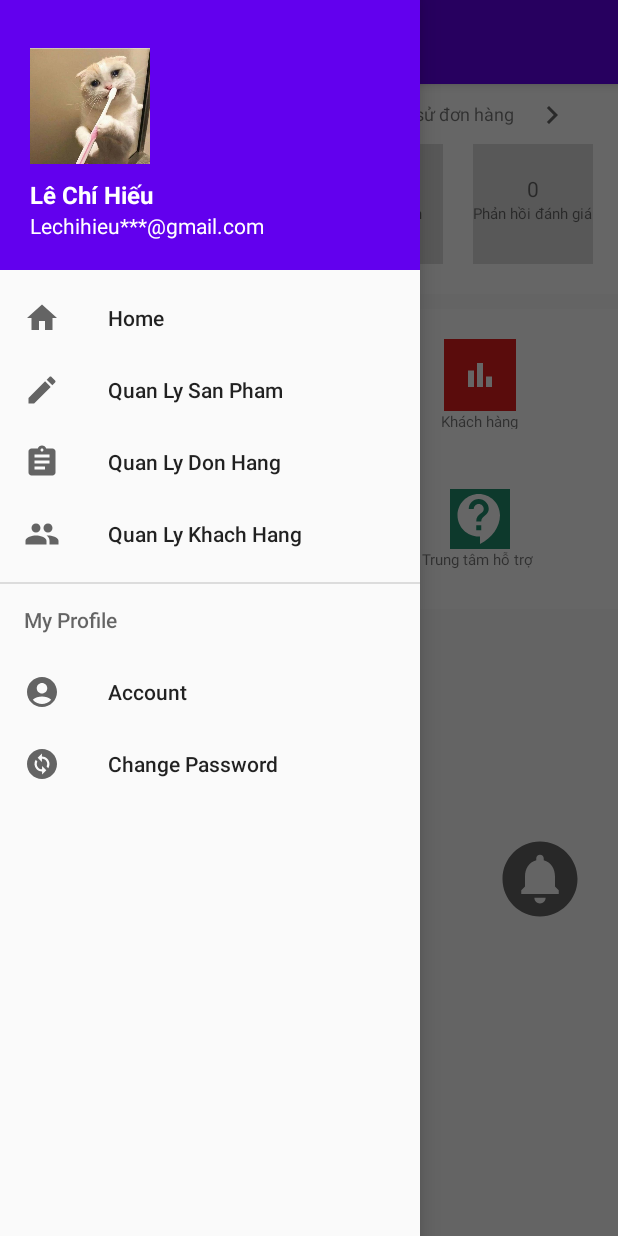
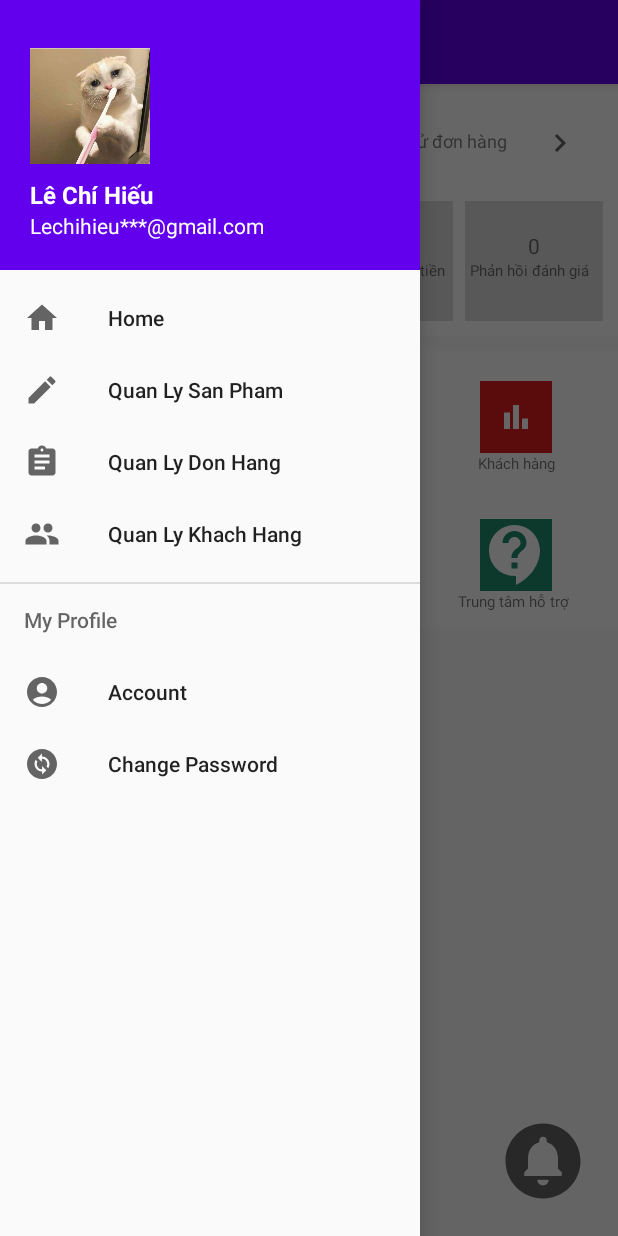
Before and after one commit to nguyentruonggiang281/ShoeShopApp, an Android app: the screen it shows after launch (MainActivity), with the side drawer open, on a phone screen of 412 x 824 dp. Run offline under Robolectric (Android 15) with nearby library versions, the phone set to English and light mode, and no system bars; our stand-ins replace CircleImageView.

Commit message:
update ui

```diff
--- a/app/src/main/java/com/example/appbangiaycomplete/Activity/MainActivity.java
+++ b/app/src/main/java/com/example/appbangiaycomplete/Activity/MainActivity.java
@@ -35,7 +35,8 @@ public class MainActivity extends AppCompatActivity implements NavigationView.On
     private static final int FRAGMENT_PRODUCT_MANAGER = 1;
     private static final int FRAGMENT_ODER_MANAGER = 2;
     private static final int FRAGMENT_CUSTOMER_MANAGER = 3;
-    private int mcurrentFragment = FRAGMENT_HOME;
+    public static int mcurrentFragment = FRAGMENT_HOME;
+    public static NavigationView navigationView;
     MainActivity mainActivity;
     UserAdapter userAdapter;
     //
@@ -58,7 +59,7 @@ public class MainActivity extends AppCompatActivity implements NavigationView.On
         drawerLayout.addDrawerListener(toggle);
         toggle.syncState();
         //
-        NavigationView navigationView = findViewById(R.id.navication_view);
+        navigationView = findViewById(R.id.navication_view);
         navigationView.setNavigationItemSelectedListener(this);
         //
       replaceFragment(new HomeFragment());
@@ -94,14 +95,15 @@ public class MainActivity extends AppCompatActivity implements NavigationView.On
         } else if (id == R.id.nav_produc_management) {
             if (mcurrentFragment != FRAGMENT_PRODUCT_MANAGER) {
                 Toast.makeText(this, "bạn chọn Quản lí sản phẩm  ", Toast.LENGTH_SHORT).show();
-
-                replaceFragment(new QuanLySanPhamFragment());
+                startActivity(new Intent(MainActivity.this,QuanLyDonHang02.class));
+//                replaceFragment(new QuanLySanPhamFragment());
                 mcurrentFragment = FRAGMENT_PRODUCT_MANAGER;
             }
         } else if (id == R.id.nav_oder_manager) {
 
             if (mcurrentFragment != FRAGMENT_ODER_MANAGER) {
                 Toast.makeText(this, "bạn chọn Quản lí đơn hàng ", Toast.LENGTH_SHORT).show();
+                startActivity(new Intent(MainActivity.this,QuanLySanPham.class));
 //
 //                replaceFragment(new QuanLyDonHangFragment());
 //
@@ -113,7 +115,6 @@ public class MainActivity extends AppCompatActivity implements NavigationView.On
                 Toast.makeText(this, "bạn chọn Quản lí khách hàng  ", Toast.LENGTH_SHORT).show();
 
                 replaceFragment(new QuanLyKhachHangFragment());
-
                 mcurrentFragment = FRAGMENT_CUSTOMER_MANAGER;
 
             }
@@ -125,11 +126,8 @@ public class MainActivity extends AppCompatActivity implements NavigationView.On
 
         } else if (id == R.id.nav_change_pass) {
             Toast.makeText(this, "Change password  được chọn ", Toast.LENGTH_SHORT).show();
-
-            drawerLayout.closeDrawer(GravityCompat.START);
-
         }
-
+        drawerLayout.closeDrawer(GravityCompat.START);
         return true;
     }
 
--- a/app/src/main/java/com/example/appbangiaycomplete/Adapter/OderAdapter.java
+++ b/app/src/main/java/com/example/appbangiaycomplete/Adapter/OderAdapter.java
@@ -78,7 +78,6 @@ public class OderAdapter extends RecyclerView.Adapter<OderAdapter.OderViewHolder
             @Override
             //bắt sự kiện click item chuyển đến trang editProduct.java
             public void onClick(View view) {
-
                 onClickGoToEditOderProduct(oderProduct);
             }
 
--- a/app/src/main/java/com/example/appbangiaycomplete/fragment/HomeFragment.java
+++ b/app/src/main/java/com/example/appbangiaycomplete/fragment/HomeFragment.java
@@ -13,6 +13,7 @@ import android.widget.ViewFlipper;
 import androidx.annotation.NonNull;
 import androidx.annotation.Nullable;
 import androidx.fragment.app.Fragment;
+import androidx.fragment.app.FragmentTransaction;
 
 import com.example.appbangiaycomplete.Activity.MainActivity;
 import com.example.appbangiaycomplete.Activity.QuanLyDonHang02;
@@ -23,7 +24,7 @@ public class HomeFragment extends Fragment {
     ViewFlipper viewFlipper;
     TextView textView;
     MainActivity mMainActivity;
-ImageButton imgBtnMyProduct, imgBtnProduct;
+    ImageButton imgBtnMyProduct, imgBtnProduct,imgBtnCustomer;
 
     public View onCreateView(@NonNull LayoutInflater inflater, @Nullable ViewGroup container, @Nullable Bundle savedInstanceState) {
 
@@ -47,6 +48,17 @@ init(view);
             }
         });
 
+        imgBtnCustomer.setOnClickListener(new View.OnClickListener() {
+            @Override
+            public void onClick(View view) {
+                FragmentTransaction transaction = mMainActivity.getSupportFragmentManager().beginTransaction();
+                transaction.replace(R.id.content_frame, new QuanLyKhachHangFragment());
+                mMainActivity.mcurrentFragment = 3;
+                mMainActivity.navigationView.getMenu().getItem(mMainActivity.mcurrentFragment).setChecked(true);
+                transaction.commit();
+            }
+        });
+
         return view;
     }
 
@@ -54,6 +66,7 @@ init(view);
 
         imgBtnMyProduct = view.findViewById(R.id.imgBtn_my_product);
         imgBtnProduct= view .findViewById(R.id.imgBtn_oder);
+        imgBtnCustomer =view.findViewById(R.id.imgBtn_customer);
 
 
 
--- a/app/src/main/res/layout/home_fragment.xml
+++ b/app/src/main/res/layout/home_fragment.xml
@@ -5,26 +5,31 @@
     android:orientation="vertical">
 
 
-    <LinearLayout
+    <RelativeLayout
         android:layout_width="match_parent"
-        android:layout_height="40dp"
+        android:layout_height="wrap_content"
         android:background="#fff"
+        android:padding="4dp"
         android:orientation="horizontal">
 
         <TextView
             android:layout_width="wrap_content"
             android:layout_height="wrap_content"
-            android:layout_gravity="center"
-            android:layout_marginLeft="15dp"
+            android:layout_alignParentStart="true"
+            android:layout_alignParentTop="true"
+            android:layout_marginStart="10dp"
+            android:layout_marginTop="25dp"
             android:text="Đơn hàng "
             android:textSize="14sp"
             android:textStyle="bold" />
 
         <TextView
             android:layout_width="wrap_content"
-
             android:layout_height="wrap_content"
-            android:layout_gravity="center"
+            android:layout_alignParentTop="true"
+            android:layout_alignParentEnd="true"
+            android:layout_marginTop="25dp"
+            android:layout_marginEnd="70dp"
             android:layout_marginLeft="150dp"
             android:text="Xem lịch sử đơn hàng"
             android:textSize="12sp" />
@@ -32,27 +37,32 @@
         <ImageButton
             android:layout_width="50dp"
             android:layout_height="50dp"
-            android:layout_gravity="center"
-
+            android:layout_alignParentTop="true"
+            android:layout_alignParentEnd="true"
+            android:layout_marginTop="10dp"
+            android:layout_marginEnd="10dp"
             android:background="@color/white"
             android:contentDescription="@string/ic_next_to"
             android:src="@drawable/ic_next_to" />
 
 
-    </LinearLayout>
+    </RelativeLayout>
 
     <LinearLayout
         android:layout_width="match_parent"
-        android:layout_height="100dp"
+        android:layout_height="wrap_content"
         android:background="#fff"
-        android:orientation="horizontal">
+        android:padding="6dp"
+        android:orientation="horizontal"
+        android:weightSum="4">
 
         <LinearLayout
             android:layout_width="80dp"
             android:layout_height="80dp"
-            android:layout_marginLeft="15dp"
             android:background="#DCDCDC"
-            android:orientation="vertical">
+            android:orientation="vertical"
+            android:layout_weight="1"
+            android:layout_margin="4dp">
 
             <TextView
                 android:layout_width="wrap_content"
@@ -73,13 +83,11 @@
         <LinearLayout
 
             android:layout_width="80dp"
-
             android:layout_height="80dp"
-
-            android:layout_gravity="center_horizontal"
-            android:layout_marginLeft="20dp"
             android:background="#DCDCDC"
-            android:orientation="vertical">
+            android:orientation="vertical"
+            android:layout_weight="1"
+            android:layout_margin="4dp">
 
             <TextView
                 android:layout_width="wrap_content"
@@ -102,12 +110,11 @@
 
         <LinearLayout
             android:layout_width="80dp"
-
-
             android:layout_height="80dp"
-            android:layout_marginLeft="20dp"
             android:background="#DCDCDC"
-            android:orientation="vertical">
+            android:orientation="vertical"
+            android:layout_weight="1"
+            android:layout_margin="4dp">
 
             <TextView
                 android:layout_width="wrap_content"
@@ -128,12 +135,11 @@
 
         <LinearLayout
             android:layout_width="80dp"
-
-
             android:layout_height="80dp"
-            android:layout_marginLeft="20dp"
             android:background="#DCDCDC"
-            android:orientation="vertical">
+            android:orientation="vertical"
+            android:layout_margin="4dp"
+            android:layout_weight="1">
 
             <TextView
                 android:layout_width="wrap_content"
@@ -153,31 +159,33 @@
                 android:text="Phản hồi đánh giá  "
                 android:textSize="10sp" />
         </LinearLayout>
+
     </LinearLayout>
 
+    <TableLayout
+        android:layout_width="match_parent"
+        android:layout_height="wrap_content"
+        android:layout_marginTop="10dp"
+        android:background="#fff">
+
+        <TableRow>
             <LinearLayout
-        android:layout_width="match_parent"
-        android:layout_height="100dp"
-        android:layout_marginTop="10dp"
-        android:background="#ffff"
-        android:orientation="horizontal">
-
-        <LinearLayout
-            android:layout_width="80dp"
-            android:layout_height="80dp"
-            android:layout_marginLeft="40dp"
+                android:layout_width="wrap_content"
+                android:layout_height="wrap_content"
+                android:layout_weight="1"
+                android:padding="10dp"
                 android:orientation="vertical">
 
                 <ImageButton
                     android:id="@+id/imgBtn_my_product"
                     android:layout_width="48dp"
                     android:layout_height="48dp"
-
                     android:layout_gravity="center_horizontal"
-                android:layout_marginTop="20dp"
+                    android:layout_marginTop="10dp"
                     android:background="#FB0C0C"
                     android:contentDescription="@string/img_my_product"
                     android:src="@drawable/ic_shop" />
+
 
                 <TextView
                     android:layout_width="wrap_content"
@@ -189,17 +197,18 @@
 
             <LinearLayout
 
-            android:layout_width="80dp"
-            android:layout_height="80dp"
-            android:layout_marginLeft="40dp"
-            android:orientation="vertical">
+                android:layout_width="wrap_content"
+                android:layout_height="wrap_content"
+                android:orientation="vertical"
+                android:padding="10dp"
+                android:layout_weight="1">
 
                 <ImageButton
                     android:id="@+id/imgBtn_oder"
                     android:layout_width="48dp"
                     android:layout_height="48dp"
                     android:layout_gravity="center_horizontal"
-                android:layout_marginTop="20dp"
+                    android:layout_marginTop="10dp"
                     android:background="#FFC107"
                     android:contentDescription="@string/img_finance"
                     android:src="@drawable/ic_currency" />
@@ -214,17 +223,18 @@
             </LinearLayout>
 
             <LinearLayout
-            android:layout_width="80dp"
-            android:layout_height="80dp"
-            android:layout_marginLeft="40dp"
-            android:orientation="vertical">
+                android:layout_width="wrap_content"
+                android:layout_height="wrap_content"
+                android:orientation="vertical"
+                android:padding="10dp"
+                android:layout_weight="1">
 
                 <ImageButton
                     android:id="@+id/imgBtn_customer"
                     android:layout_width="48dp"
                     android:layout_height="48dp"
                     android:layout_gravity="center_horizontal"
-                android:layout_marginTop="20dp"
+                    android:layout_marginTop="10dp"
                     android:background="#E11D1D"
                     android:contentDescription="@string/imgBtn_customer"
                     android:src="@drawable/ic_chart" />
@@ -236,28 +246,21 @@
                     android:text="Khách hàng"
                     android:textSize="10sp" />
             </LinearLayout>
+        </TableRow>
 
-
-    </LinearLayout>
-    <!--    -->
+        <TableRow>
             <LinearLayout
-        android:layout_width="match_parent"
-        android:layout_height="100dp"
-        android:background="#ffff"
-        android:orientation="horizontal">
-
-        <LinearLayout
-            android:layout_width="80dp"
-            android:layout_height="80dp"
-            android:layout_marginLeft="40dp"
+                android:layout_width="wrap_content"
+                android:layout_height="wrap_content"
+                android:layout_weight="1"
+                android:padding="10dp"
                 android:orientation="vertical">
 
                 <ImageView
-                android:layout_width="40dp"
-
-                android:layout_height="40dp"
+                    android:layout_width="48dp"
+                    android:layout_height="48dp"
                     android:layout_gravity="center_horizontal"
-                android:layout_marginTop="20dp"
+                    android:layout_marginTop="10dp"
                     android:background="#244CDC"
                     android:src="@drawable/ic_device" />
 
@@ -272,16 +275,17 @@
 
             <LinearLayout
 
-            android:layout_width="80dp"
-            android:layout_height="80dp"
-            android:layout_marginLeft="40dp"
+                android:layout_width="wrap_content"
+                android:layout_height="wrap_content"
+                android:layout_weight="1"
+                android:padding="10dp"
                 android:orientation="vertical">
 
                 <ImageView
-                android:layout_width="40dp"
-                android:layout_height="40dp"
+                    android:layout_width="48dp"
+                    android:layout_height="48dp"
                     android:layout_gravity="center_horizontal"
-                android:layout_marginTop="20dp"
+                    android:layout_marginTop="10dp"
                     android:background="#FFC107"
                     android:src="@drawable/ic_discount" />
 
@@ -295,17 +299,17 @@
             </LinearLayout>
 
             <LinearLayout
-            android:layout_width="80dp"
-            android:layout_height="80dp"
-            android:layout_marginLeft="40dp"
+                android:layout_width="wrap_content"
+                android:layout_height="wrap_content"
+                android:layout_weight="1"
+                android:padding="10dp"
                 android:orientation="vertical">
 
                 <ImageView
-                android:layout_width="40dp"
-
-                android:layout_height="40dp"
+                    android:layout_width="48dp"
+                    android:layout_height="48dp"
                     android:layout_gravity="center_horizontal"
-                android:layout_marginTop="20dp"
+                    android:layout_marginTop="10dp"
                     android:background="#218E6E"
                     android:src="@drawable/ic_supports" />
 
@@ -317,25 +321,24 @@
                     android:text="Trung tâm hỗ trợ "
                     android:textSize="10sp" />
             </LinearLayout>
+        </TableRow>
 
-        <!--    -->
+    </TableLayout>
 
-
-    </LinearLayout>
-
-    <LinearLayout
+    <RelativeLayout
         android:layout_width="match_parent"
-        android:layout_height="wrap_content"
-        android:orientation="vertical">
+        android:layout_height="match_parent">
 
         <de.hdodenhof.circleimageview.CircleImageView
             android:layout_width="60dp"
             android:layout_height="60dp"
-            android:layout_marginLeft="330dp"
-            android:layout_marginTop="150dp"
+            android:layout_alignParentEnd="true"
+            android:layout_alignParentBottom="true"
+            android:layout_marginEnd="20dp"
+            android:layout_marginBottom="20dp"
             android:src="@drawable/ic_notification">
 
         </de.hdodenhof.circleimageview.CircleImageView>
-    </LinearLayout>
+    </RelativeLayout>
 
 </LinearLayout>
```
Also changed, not shown: app/src/main/java/com/example/appbangiaycomplete/Activity/QuanLyDonHang02.java (+20 -2 lines), app/src/main/java/com/example/appbangiaycomplete/fragment/QuanLyKhachHangFragment.java (+24 -2 lines), app/src/main/res/layout/quan_ly_san_pham_custom.xml (+52 -59 lines), app/src/main/res/layout/sua_san_pham_02.xml (+37 -59 lines). Lines whose indentation alone changed are shown as unchanged.
